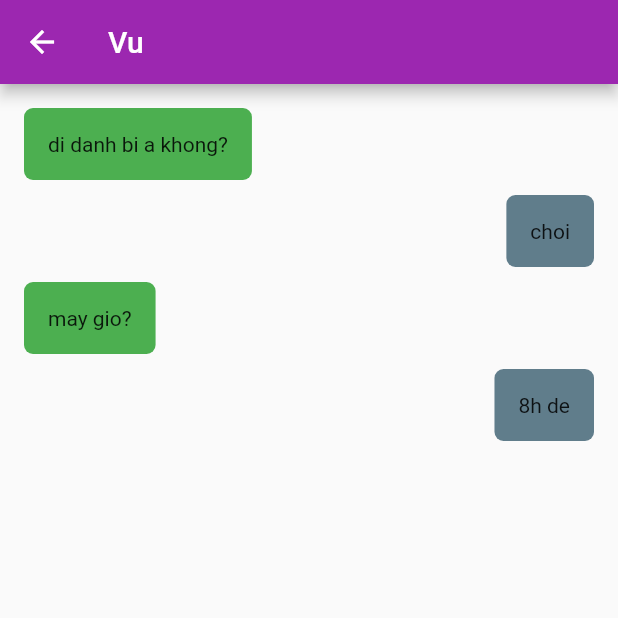
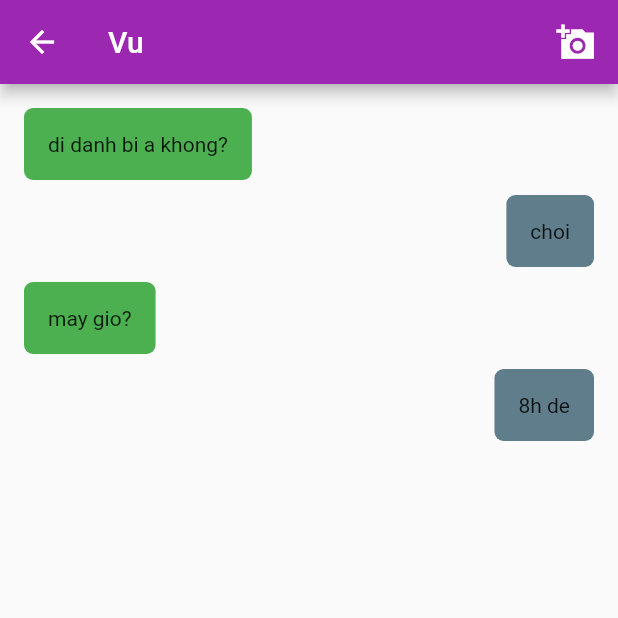
Before and after one commit to Virgonb1/my_project, a Flutter app: the screen it shows after launch, after a tap on "Vu", on a phone screen of 412 x 824 dp, the top half of it. Run offline on Flutter 3.47's test engine with Material 2 defaults, Android fonts, the light colour scheme and no system bars.

Commit message:
add chat screen

```diff
--- a/main2_dart/lib/chat/chat_screen.dart
+++ b/main2_dart/lib/chat/chat_screen.dart
@@ -27,6 +27,15 @@ class ChatScreen extends StatelessWidget {
     final chats = item.Chats;
     return Scaffold(
       appBar: AppBar(
+        actions: [
+          Container(
+            padding: EdgeInsets.only(right: 15),
+            child: Icon(
+              Icons.add_a_photo_sharp,
+              size: 26,
+            ),
+          ),
+        ],
         title: Text(item.name),
       ),
       body: chats == null
```
